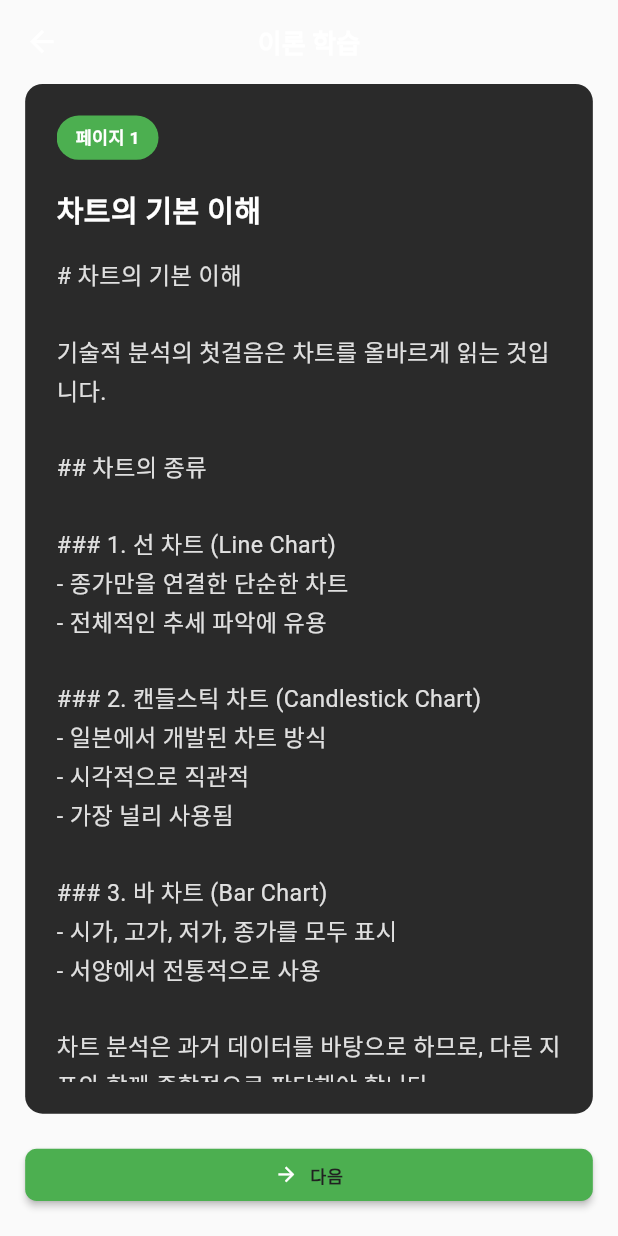
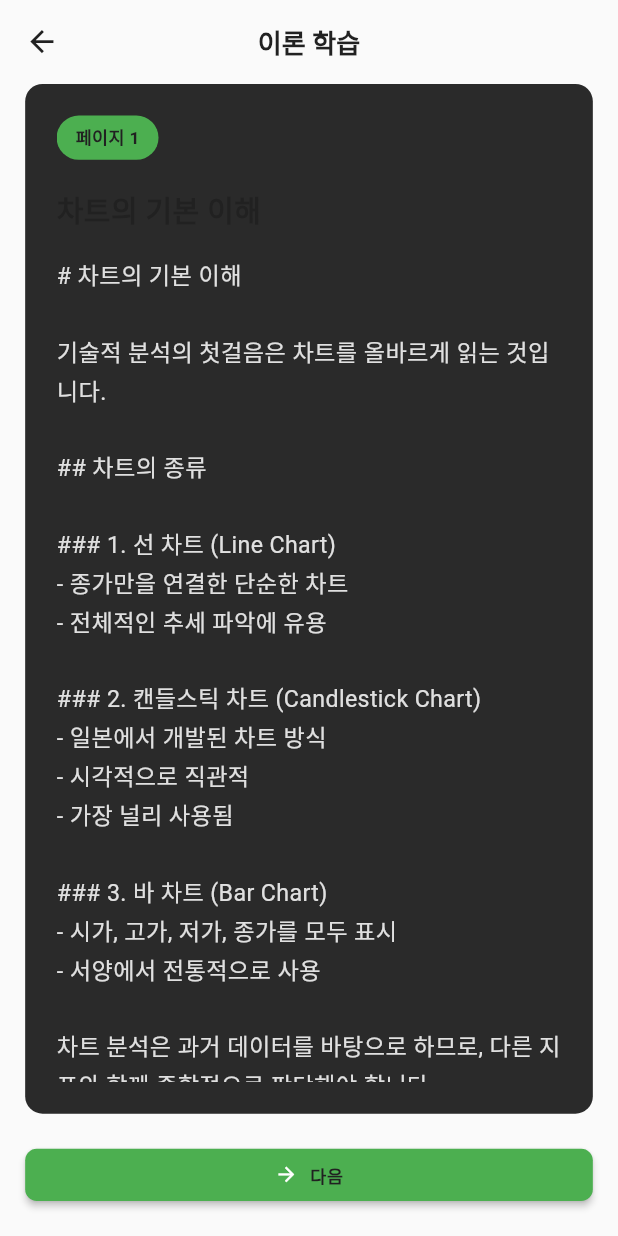
Before and after one commit to EM-H20/stocker, a Flutter app: the screen it shows after launch, after a tap on "이론 학습", on a phone screen of 412 x 824 dp. Run offline on Flutter 3.47's test engine with Material 3 defaults, Android fonts, the phone set to English and light mode, and no system bars; our stand-ins replace dio, flutter_screenutil, flutter_secure_storage, go_router, shared_preferences.

Commit message:
feat:색상변경

```diff
--- a/lib/app/config/app_theme.dart
+++ b/lib/app/config/app_theme.dart
@@ -221,76 +221,76 @@ class AppTheme {
 
   /// 텍스트 테마 빌더
   static TextTheme _buildTextTheme(Brightness brightness) {
-    final Color textColor =
-        brightness == Brightness.light ? grey900 : Colors.white;
+    final Color primaryTextColor = brightness == Brightness.light ? grey900 : Colors.white;
+    final Color secondaryTextColor = brightness == Brightness.light ? grey700 : grey400;
 
     return TextTheme(
       // 헤드라인
       headlineLarge: TextStyle(
         fontSize: 32.sp,
         fontWeight: FontWeight.bold,
-        color: textColor,
+        color: primaryTextColor,
       ),
       headlineMedium: TextStyle(
         fontSize: 28.sp,
         fontWeight: FontWeight.bold,
-        color: textColor,
+        color: primaryTextColor,
       ),
       headlineSmall: TextStyle(
         fontSize: 24.sp,
         fontWeight: FontWeight.w600,
-        color: textColor,
+        color: primaryTextColor,
       ),
 
       // 타이틀
       titleLarge: TextStyle(
         fontSize: 22.sp,
         fontWeight: FontWeight.w600,
-        color: textColor,
+        color: primaryTextColor,
       ),
       titleMedium: TextStyle(
         fontSize: 16.sp,
         fontWeight: FontWeight.w500,
-        color: textColor,
+        color: primaryTextColor,
       ),
       titleSmall: TextStyle(
         fontSize: 14.sp,
         fontWeight: FontWeight.w500,
-        color: textColor,
+        color: primaryTextColor,
       ),
 
       // 본문
       bodyLarge: TextStyle(
         fontSize: 16.sp,
         fontWeight: FontWeight.normal,
-        color: textColor,
+        color: primaryTextColor,
       ),
       bodyMedium: TextStyle(
         fontSize: 14.sp,
         fontWeight: FontWeight.normal,
-        color: textColor,
+        color: primaryTextColor,
       ),
       bodySmall: TextStyle(
         fontSize: 12.sp,
         fontWeight: FontWeight.normal,
-        color: brightness == Brightness.light ? grey600 : grey400,
+        color: secondaryTextColor,
       ),
 
       // 라벨
       labelLarge: TextStyle(
         fontSize: 14.sp,
         fontWeight: FontWeight.w500,
-        color: textColor,
+        color: primaryTextColor,
       ),
       labelMedium: TextStyle(
         fontSize: 12.sp,
         fontWeight: FontWeight.w500,
-        color: textColor,
+        color: primaryTextColor,
       ),
       labelSmall: TextStyle(
         fontSize: 11.sp,
         fontWeight: FontWeight.w500,
-        color: brightness == Brightness.light ? grey600 : grey400,
+        color: secondaryTextColor,
       ),
     );
   }
--- a/lib/features/education/presentation/theory_screen.dart
+++ b/lib/features/education/presentation/theory_screen.dart
@@ -1,10 +1,10 @@
 import 'package:flutter/material.dart';
 import 'package:flutter_screenutil/flutter_screenutil.dart';
 import 'package:go_router/go_router.dart';
+import 'package:stocker/app/config/app_routes.dart';
+import 'package:stocker/app/config/app_theme.dart';
+import 'package:stocker/app/core/widgets/action_button.dart';
 import 'package:provider/provider.dart';
-import '../../../app/config/app_routes.dart';
-import '../../../app/config/app_theme.dart';
-import '../../../app/core/widgets/action_button.dart';
 import 'education_provider.dart';
 import 'widgets/education_error_widget.dart';
 
@@ -43,13 +43,17 @@ class _TheoryScreenState extends State<TheoryScreen> {
         backgroundColor: Theme.of(context).scaffoldBackgroundColor,
         elevation: 0,
         leading: IconButton(
-          icon: Icon(Icons.arrow_back, color: Colors.white, size: 24.sp),
+          icon: Icon(
+            Icons.arrow_back,
+            color: Theme.of(context).brightness == Brightness.dark ? Colors.white : AppTheme.grey900,
+            size: 24.sp,
+          ),
           onPressed: () => context.go(AppRoutes.education),
         ),
         title: Text(
           '이론 학습',
           style: TextStyle(
-            color: Colors.white,
+            color: Theme.of(context).brightness == Brightness.dark ? Colors.white : AppTheme.grey900,
             fontSize: 18.sp,
             fontWeight: FontWeight.w600,
           ),
@@ -91,7 +95,7 @@ class _TheoryScreenState extends State<TheoryScreen> {
                   Text(
                     '이론 데이터가 없습니다',
                     style: TextStyle(
-                      color: Colors.white,
+                      color: Theme.of(context).brightness == Brightness.dark ? Colors.white : AppTheme.grey900,
                       fontSize: 16.sp,
                       fontWeight: FontWeight.w500,
                     ),
@@ -118,7 +122,7 @@ class _TheoryScreenState extends State<TheoryScreen> {
                   Text(
                     '이론 페이지가 없습니다',
                     style: TextStyle(
-                      color: Colors.white,
+                      color: Theme.of(context).brightness == Brightness.dark ? Colors.white : AppTheme.grey900,
                       fontSize: 16.sp,
                       fontWeight: FontWeight.w500,
                     ),
@@ -164,7 +168,7 @@ class _TheoryScreenState extends State<TheoryScreen> {
                               child: Text(
                                 '페이지 ${index + 1}',
                                 style: TextStyle(
-                                  color: Colors.white,
+                                  color: Theme.of(context).brightness == Brightness.dark ? Colors.white : AppTheme.grey900,
                                   fontSize: 12.sp,
                                   fontWeight: FontWeight.w600,
                                 ),
@@ -177,7 +181,7 @@ class _TheoryScreenState extends State<TheoryScreen> {
                               Text(
                                 theory.word,
                                 style: TextStyle(
-                                  color: Colors.white,
+                                  color: Theme.of(context).brightness == Brightness.dark ? Colors.white : AppTheme.grey900,
                                   fontSize: 20.sp,
                                   fontWeight: FontWeight.bold,
                                 ),
--- a/lib/features/education/presentation/widgets/chapter_info_card.dart
+++ b/lib/features/education/presentation/widgets/chapter_info_card.dart
@@ -1,5 +1,6 @@
 import 'package:flutter/material.dart';
 import 'package:flutter_screenutil/flutter_screenutil.dart';
+import '../../../../app/config/app_theme.dart';
 
 /// 현재 진행 챕터 정보 카드 위젯
 ///
@@ -45,7 +46,7 @@ class ChapterInfoCard extends StatelessWidget {
                 Text(
                   '현재 진행 챕터',
                   style: theme.textTheme.titleLarge?.copyWith(
-                    color: Colors.white,
+                    color: theme.brightness == Brightness.dark ? Colors.white : AppTheme.grey900,
                     fontWeight: FontWeight.bold,
                   ),
                 ),
@@ -57,7 +58,7 @@ class ChapterInfoCard extends StatelessWidget {
             Text(
               title,
               style: theme.textTheme.headlineSmall?.copyWith(
-                color: Colors.white,
+                color: theme.brightness == Brightness.dark ? Colors.white : AppTheme.grey900,
                 fontWeight: FontWeight.w600,
               ),
             ),
--- a/lib/features/education/presentation/widgets/current_learning_card.dart
+++ b/lib/features/education/presentation/widgets/current_learning_card.dart
@@ -39,7 +39,9 @@ class CurrentLearningCard extends StatelessWidget {
                 Container(
                   padding: EdgeInsets.all(8.w),
                   decoration: BoxDecoration(
-                    color: Theme.of(context).primaryColor.withValues(alpha: 0.1),
+                    color: Theme.of(
+                      context,
+                    ).primaryColor.withValues(alpha: 0.1),
                     borderRadius: BorderRadius.circular(8.r),
                   ),
                   child: Icon(
@@ -53,7 +55,10 @@ class CurrentLearningCard extends StatelessWidget {
                   child: Text(
                     '현재 진행 학습',
                     style: theme.textTheme.titleLarge?.copyWith(
-                      color: Colors.white,
+                      color:
+                          theme.brightness == Brightness.dark
+                              ? Colors.white
+                              : AppTheme.grey900,
                       fontWeight: FontWeight.bold,
                     ),
                   ),
@@ -65,7 +70,10 @@ class CurrentLearningCard extends StatelessWidget {
             Text(
               title,
               style: theme.textTheme.headlineSmall?.copyWith(
-                color: Colors.white,
+                color:
+                    theme.brightness == Brightness.dark
+                        ? Colors.white
+                        : AppTheme.grey900,
                 fontWeight: FontWeight.bold,
               ),
             ),
@@ -74,7 +82,9 @@ class CurrentLearningCard extends StatelessWidget {
             Text(
               description,
               style: theme.textTheme.bodyLarge?.copyWith(
-                color: Theme.of(context).textTheme.bodyLarge?.color?.withValues(alpha: 0.6),
+                color: Theme.of(
+                  context,
+                ).textTheme.bodyLarge?.color?.withValues(alpha: 0.6),
                 height: 1.5,
               ),
             ),
--- a/lib/features/education/presentation/widgets/global_progress_bar.dart
+++ b/lib/features/education/presentation/widgets/global_progress_bar.dart
@@ -92,7 +92,7 @@ class GlobalProgressBar extends StatelessWidget {
                       Text(
                         '전체 학습 진행률',
                         style: theme.textTheme.titleMedium?.copyWith(
-                          color: isDarkTheme ? Colors.white : Colors.white,
+                          color: isDarkTheme ? Colors.white : AppTheme.grey900,
                           fontWeight: FontWeight.w600,
                         ),
                       ),
--- a/lib/features/education/presentation/widgets/recommended_chapter_card.dart
+++ b/lib/features/education/presentation/widgets/recommended_chapter_card.dart
@@ -1,5 +1,6 @@
 import 'package:flutter/material.dart';
 import 'package:flutter_screenutil/flutter_screenutil.dart';
+import '../../../../app/config/app_theme.dart';
 
 // 추천 학습 챕터 카드 위젯
 class RecommendedChapterCard extends StatelessWidget {
@@ -23,28 +24,58 @@ class RecommendedChapterCard extends StatelessWidget {
     // 추천 학습 챕터 카드 위젯
     return Card(
       margin: EdgeInsets.only(bottom: 12.h),
-      color: Theme.of(context).cardColor,
+      color:
+          theme.brightness == Brightness.dark
+              ? AppTheme.darkSurface
+              : theme.cardColor,
+      shape: RoundedRectangleBorder(
+        borderRadius: BorderRadius.circular(12.r),
+        side: BorderSide(
+          color:
+              theme.brightness == Brightness.dark
+                  ? AppTheme.grey600.withValues(alpha: 0.3)
+                  : AppTheme.grey300.withValues(alpha: 0.5),
+          width: 1,
+        ),
+      ),
       child: ListTile(
         leading: CircleAvatar(
-          backgroundColor: Theme.of(context).primaryColor.withValues(alpha: 0.2),
-          child: Icon(icon, color: Theme.of(context).primaryColor),
+          backgroundColor: Theme.of(
+            context,
+          ).primaryColor.withValues(alpha: 0.2),
+          child: Icon(
+            icon,
+            color:
+                theme.brightness == Brightness.dark
+                    ? Colors.white
+                    : Theme.of(context).primaryColor,
+          ),
         ),
         title: Text(
           title,
           style: theme.textTheme.titleMedium?.copyWith(
-            color: Colors.white,
+            color:
+                theme.brightness == Brightness.dark
+                    ? Colors.white
+                    : AppTheme.grey900,
             fontWeight: FontWeight.w600,
           ),
         ),
         subtitle: Text(
           description,
           style: theme.textTheme.bodyMedium?.copyWith(
-            color: Theme.of(context).textTheme.bodyMedium?.color?.withValues(alpha: 0.6),
+            color:
+                theme.brightness == Brightness.dark
+                    ? AppTheme.grey400
+                    : AppTheme.grey600,
           ),
         ),
         trailing: Icon(
           Icons.arrow_forward_ios,
-          color: Theme.of(context).textTheme.bodyMedium?.color?.withValues(alpha: 0.5),
+          color:
+              theme.brightness == Brightness.dark
+                  ? AppTheme.grey500
+                  : AppTheme.grey600,
           size: 16.sp,
         ),
         onTap: onTap,
--- a/lib/features/education/presentation/widgets/search_bar_widget.dart
+++ b/lib/features/education/presentation/widgets/search_bar_widget.dart
@@ -1,5 +1,6 @@
 import 'package:flutter/material.dart';
 import 'package:flutter_screenutil/flutter_screenutil.dart';
+import '../../../../app/config/app_theme.dart';
 
 /// 교육 화면용 검색바 위젯
 ///
@@ -20,6 +21,7 @@ class SearchBarWidget extends StatelessWidget {
   @override
   Widget build(BuildContext context) {
     final theme = Theme.of(context);
+    final isDarkTheme = theme.brightness == Brightness.dark;
 
     return TextField(
       controller: controller,
@@ -38,7 +40,9 @@ class SearchBarWidget extends StatelessWidget {
         fillColor: Theme.of(context).cardColor,
         border: OutlineInputBorder(
           borderRadius: BorderRadius.circular(12.r),
-          borderSide: BorderSide.none,
+          borderSide: isDarkTheme
+              ? BorderSide.none
+              : BorderSide(color: AppTheme.grey300, width: 1.w),
         ),
         focusedBorder: OutlineInputBorder(
           borderRadius: BorderRadius.circular(12.r),
@@ -46,7 +50,9 @@ class SearchBarWidget extends StatelessWidget {
         ),
         enabledBorder: OutlineInputBorder(
           borderRadius: BorderRadius.circular(12.r),
-          borderSide: BorderSide.none,
+          borderSide: isDarkTheme
+              ? BorderSide.none
+              : BorderSide(color: AppTheme.grey300, width: 1.w),
         ),
         contentPadding: EdgeInsets.symmetric(horizontal: 16.w, vertical: 12.h),
       ),
```
Also changed, not shown: lib/features/wrong_note/presentation/widgets/wrong_answer_card.dart (+44 -8 lines), lib/features/wrong_note/presentation/widgets/wrong_note_empty_state.dart (+16 -3 lines), lib/features/wrong_note/presentation/widgets/wrong_note_filter_tabs.dart (+25 -4 lines), lib/features/wrong_note/presentation/widgets/wrong_note_stats_card.dart (+36 -3 lines), lib/features/wrong_note/presentation/wrong_note_screen.dart (+7 -2 lines).
